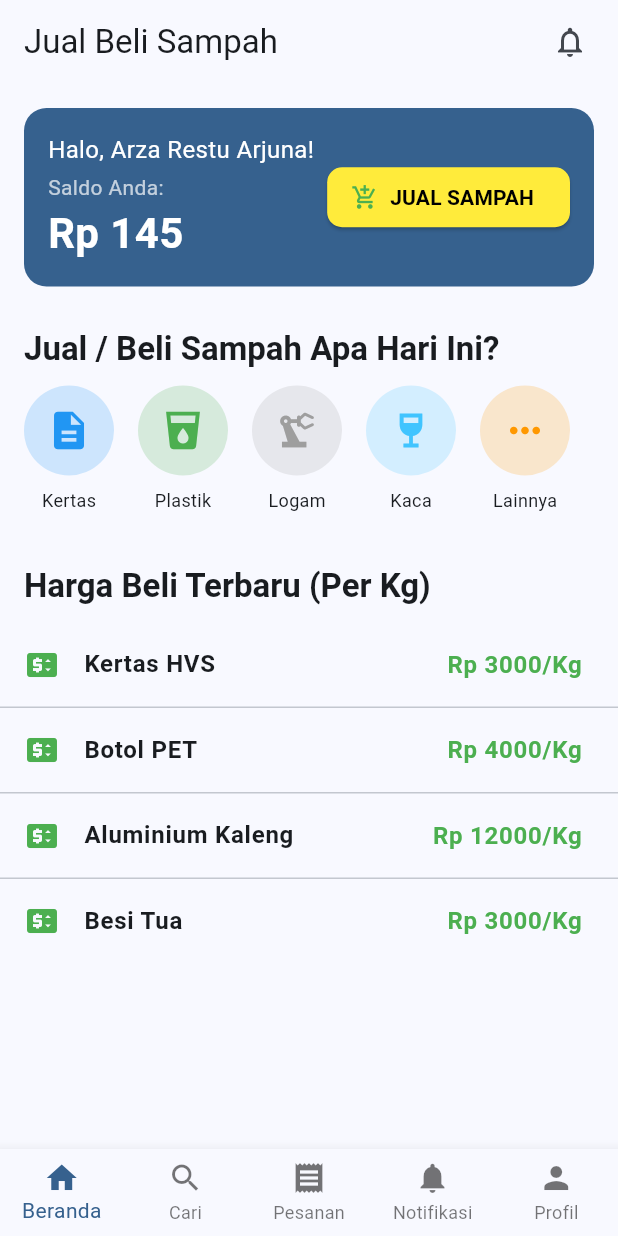
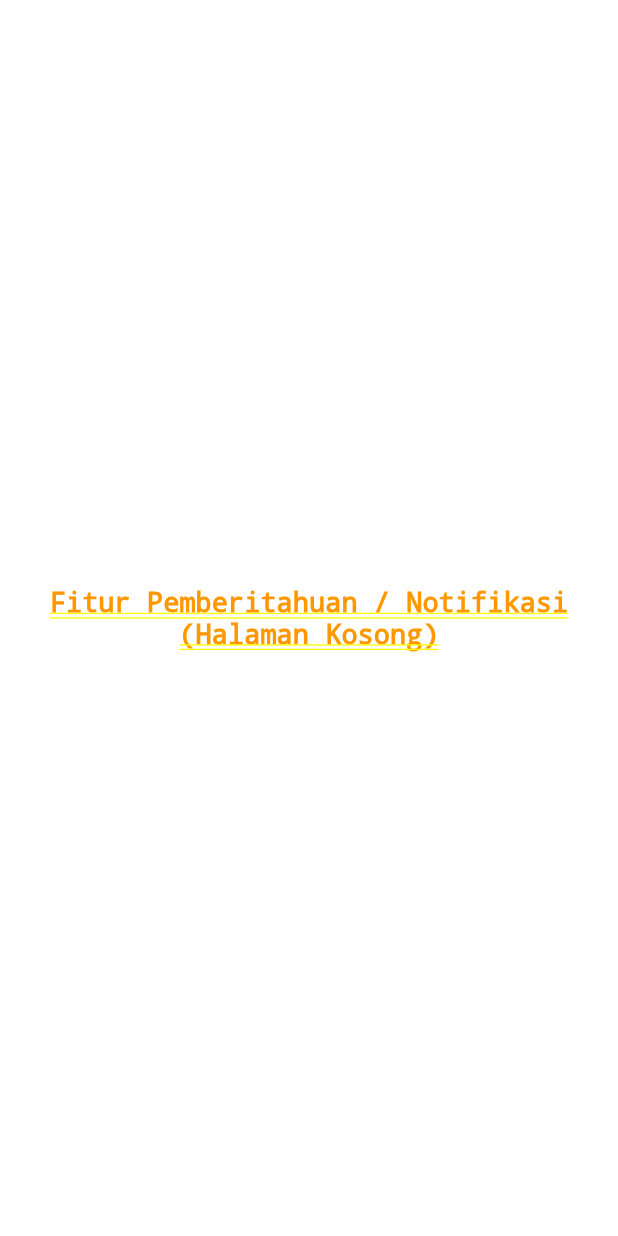
Before and after one commit to Arzaleph/ReBox_Project, a Flutter app: the screen it shows after launch, after a tap on the "notifications none" icon, on a phone screen of 412 x 824 dp. Run offline on Flutter 3.47's test engine with Material 3 defaults, Android fonts, the light colour scheme and no system bars.

Commit message:
Add beberapa fitur kosong

```diff
--- a/lib/beranda/screens/beranda_screen.dart
+++ b/lib/beranda/screens/beranda_screen.dart
@@ -1,42 +1,139 @@
 import 'package:flutter/material.dart';
 
-// Import Custom Widgets dari folder widgets/ yang akan kita buat
+// Import Widgets dari folder beranda/
 import 'package:project_pti/beranda/widgets/beranda_appbar.dart';
 import 'package:project_pti/beranda/widgets/info_saldo_widget.dart';
 import 'package:project_pti/beranda/widgets/kategori_sampah_list.dart';
 import 'package:project_pti/beranda/widgets/daftar_harga_terbaru.dart';
 
-// Catatan: Jika menggunakan State Management (Bloc/Cubit/Controller),
-// Anda akan membungkus widget ini dengan Provider/BlocBuilder.
-// Untuk contoh ini, kita asumsikan stateless dan menggunakan data dummy.
+// Import Screens dari fitur lain
+import 'package:project_pti/cari/screens/cari_screen.dart';
+import 'package:project_pti/notifikasi/screens/notifikasi_screen.dart';
+import 'package:project_pti/pesanan/screens/pesanan_screen.dart';
+import 'package:project_pti/profil/screens/profil_screen.dart';
+// --- TAMBAH IMPORT PENGATURAN ---
+import 'package:project_pti/pengaturan/screens/pengaturan_screen.dart';
 
-class BerandaScreen extends StatelessWidget {
-  const BerandaScreen({super.key});
+
+class MainScreen extends StatefulWidget {
+  const MainScreen({super.key});
+
+  @override
+  State<MainScreen> createState() => _MainScreenState();
+}
+
+class _MainScreenState extends State<MainScreen> {
+  int _selectedIndex = 0;
+
+  // 1. Daftar halaman yang akan ditampilkan di Bottom Bar
+  static final List<Widget> _widgetOptions = <Widget>[
+    const BerandaContent(),
+    const CariScreen(),
+    const PesananScreen(),
+    const NotifikasiScreen(),
+    const ProfilScreen(),
+  ];
+
+  // 2. Daftar judul untuk App Bar (kecuali Beranda)
+  static const List<String> _pageTitles = <String>[
+    'Beranda',
+    'Pencarian',
+    'Riwayat Pesanan',
+    'Pemberitahuan',
+    'Profil Saya',
+  ];
+
+  void _onItemTapped(int index) {
+    setState(() {
+      _selectedIndex = index;
+    });
+  }
 
   @override
   Widget build(BuildContext context) {
+
+    // --- LOGIKA KONDISIONAL UNTUK ACTIONS (TOMBOL KANAN ATAS) ---
+    List<Widget> appBarActions = [];
+
+    // Jika Tab Profil (Index 4) aktif, tambahkan tombol Pengaturan
+    if (_selectedIndex == 4) {
+      appBarActions = [
+        IconButton(
+          icon: const Icon(Icons.settings, color: Colors.white), // Ikon Pengaturan
+          onPressed: () {
+            // Navigasi ke halaman Pengaturan
+            Navigator.push(
+              context,
+              MaterialPageRoute(
+                builder: (context) => const PengaturanScreen(),
+              ),
+            );
+          },
+        ),
+      ];
+    }
+    // -------------------------------------------------------------------------
+
     return Scaffold(
-      // 1. App Bar Kustom (berisi Notifikasi & Lokasi)
-      appBar: const BerandaAppBar(),
+      // AppBar berubah sesuai tab
+      appBar: _selectedIndex == 0
+          ? const BerandaAppBar() // Tab Beranda: Gunakan AppBar Kustom
+          : AppBar( // Tab Lain: Gunakan AppBar Standar
+        title: Text(
+          _pageTitles[_selectedIndex],
+          style: const TextStyle(color: Colors.white), // Set warna teks putih agar kontras
+        ),
+        automaticallyImplyLeading: false,
+        backgroundColor: Theme.of(context).colorScheme.primary,
+        // PASANG ACTIONS KONDISIONAL
+        actions: appBarActions,
+      ),
 
-      // 2. Konten Utama Halaman
-      body: SingleChildScrollView(
+      // Tampilkan konten halaman yang sesuai dengan _selectedIndex
+      body: _widgetOptions.elementAt(_selectedIndex),
+
+      // Bottom Navigation Bar
+      bottomNavigationBar: BottomNavigationBar(
+        type: BottomNavigationBarType.fixed,
+        items: const [
+          BottomNavigationBarItem(icon: Icon(Icons.home), label: 'Beranda'),
+          BottomNavigationBarItem(icon: Icon(Icons.search), label: 'Cari'),
+          BottomNavigationBarItem(icon: Icon(Icons.receipt_long), label: 'Pesanan'),
+          BottomNavigationBarItem(icon: Icon(Icons.notifications), label: 'Notifikasi'),
+          BottomNavigationBarItem(icon: Icon(Icons.person), label: 'Profil'),
+        ],
+        currentIndex: _selectedIndex,
+        selectedItemColor: Theme.of(context).colorScheme.primary,
+        unselectedItemColor: Colors.grey,
+        onTap: _onItemTapped, // Logika perpindahan tab
+      ),
+    );
+  }
+}
+
+
+// --- KONTEN HALAMAN BERANDA ASLI (DIJADIKAN ISI TAB 0) ---
+// (Tidak ada perubahan di sini kecuali nama pengguna)
+class BerandaContent extends StatelessWidget {
+  const BerandaContent({super.key});
+
+  @override
+  Widget build(BuildContext context) {
+    return SingleChildScrollView(
       padding: const EdgeInsets.symmetric(vertical: 8.0),
       child: Column(
         crossAxisAlignment: CrossAxisAlignment.start,
         children: <Widget>[
-            // Widget Saldo & Tombol Utama (CTA) "Jual Sampah"
           const Padding(
             padding: EdgeInsets.symmetric(horizontal: 16.0, vertical: 8.0),
             child: InfoSaldoWidget(
               namaPengguna: 'Arza Restu Arjuna',
-                saldo: 145.000,
+              saldo: 145000,
             ),
           ),
 
           const SizedBox(height: 20),
 
-            // Judul Bagian Kategori
           Padding(
             padding: const EdgeInsets.only(left: 16.0),
             child: Text(
@@ -46,12 +143,10 @@ class BerandaScreen extends StatelessWidget {
           ),
           const SizedBox(height: 10),
 
-            // Widget Daftar Kategori Horizontal
           const KategoriSampahList(),
 
           const SizedBox(height: 30),
 
-            // Judul Bagian Harga/Listing Terbaru
           Padding(
             padding: const EdgeInsets.only(left: 16.0),
             child: Text(
@@ -61,26 +156,8 @@ class BerandaScreen extends StatelessWidget {
           ),
           const SizedBox(height: 10),
 
-            // Widget Daftar Harga/Item Terbaru (List vertikal)
           const DaftarHargaTerbaru(),
         ],
-        ),
-      ),
-
-      // 3. Navigasi Bawah (Opsional, tapi umum di aplikasi modern)
-      bottomNavigationBar: BottomNavigationBar(
-        type: BottomNavigationBarType.fixed,
-        items: const [
-          BottomNavigationBarItem(icon: Icon(Icons.home), label: 'Beranda'),
-          BottomNavigationBarItem(icon: Icon(Icons.search), label: 'Cari'),
-          BottomNavigationBarItem(icon: Icon(Icons.receipt), label: 'Pesanan'),
-          BottomNavigationBarItem(icon: Icon(Icons.notifications), label: 'Notifikasi'),
-          BottomNavigationBarItem(icon: Icon(Icons.person), label: 'Profil'),
-        ],
-        currentIndex: 0,
-        onTap: (index) {
-          // Logika navigasi ke fitur-fitur lain (Cari, Pesanan, Notifikasi, Profil)
-        },
       ),
     );
   }
--- a/lib/beranda/widgets/beranda_appbar.dart
+++ b/lib/beranda/widgets/beranda_appbar.dart
@@ -1,4 +1,7 @@
 import 'package:flutter/material.dart';
+
+import 'package:project_pti/notifikasi/screens/notifikasi_screen.dart';
+
 
 class BerandaAppBar extends StatelessWidget implements PreferredSizeWidget {
   const BerandaAppBar({super.key});
@@ -6,15 +9,26 @@ class BerandaAppBar extends StatelessWidget implements PreferredSizeWidget {
   @override
   Widget build(BuildContext context) {
     return AppBar(
-      title: const Text('Jual Beli Sampah'),
-      automaticallyImplyLeading: false, // Menghilangkan tombol back default
+      title: const Text(
+        'PROJECT PTI',
+        style: TextStyle(color: Colors.white, fontWeight: FontWeight.bold),
+      ),
+      centerTitle: false,
+      backgroundColor: Theme.of(context).colorScheme.primary,
+
       actions: [
         IconButton(
-          icon: const Icon(Icons.notifications_none),
+          icon: const Icon(Icons.notifications_none, color: Colors.white),
           onPressed: () {
-            // TODO: Navigasi ke fitur notifikasi
+            Navigator.push(
+              context,
+              MaterialPageRoute(
+                builder: (context) => const NotifikasiScreen(),
+              ),
+            );
           },
         ),
+
         const SizedBox(width: 8),
       ],
     );
--- a/lib/beranda/widgets/info_saldo_widget.dart
+++ b/lib/beranda/widgets/info_saldo_widget.dart
@@ -1,4 +1,7 @@
 import 'package:flutter/material.dart';
+
+// Import halaman tujuan dari folder pesanan/
+import 'package:project_pti/pesanan/screens/jual_sampah_screen.dart';
 
 class InfoSaldoWidget extends StatelessWidget {
   final String namaPengguna;
@@ -16,13 +19,13 @@ class InfoSaldoWidget extends StatelessWidget {
     return Container(
       padding: const EdgeInsets.all(16.0),
       decoration: BoxDecoration(
-        color: Theme.of(context).colorScheme.primary, // Menggunakan warna primer
+        color: Theme.of(context).colorScheme.primary,
         borderRadius: BorderRadius.circular(15),
       ),
       child: Row(
         mainAxisAlignment: MainAxisAlignment.spaceBetween,
         children: [
-          // Bagian Saldo
+          // Bagian Saldo (TIDAK ADA PERUBAHAN)
           Column(
             crossAxisAlignment: CrossAxisAlignment.start,
             children: [
@@ -46,10 +49,17 @@ class InfoSaldoWidget extends StatelessWidget {
             ],
           ),
 
-          // Tombol CTA
+          // Tombol CTA (PERUBAHAN ADA DI FUNGSI onPressed)
           ElevatedButton.icon(
             onPressed: () {
-              // Navigasi ke halaman "Jual Sampah" di fitur Pesanan
+              // --- LOGIKA NAVIGASI DITAMBAHKAN DI SINI ---
+              Navigator.push(
+                context,
+                MaterialPageRoute(
+                  builder: (context) => const JualSampahScreen(),
+                ),
+              );
+              // ------------------------------------------
             },
             icon: const Icon(Icons.add_shopping_cart, color: Colors.green),
             label: const Text(
@@ -57,7 +67,7 @@ class InfoSaldoWidget extends StatelessWidget {
               style: TextStyle(fontWeight: FontWeight.bold, color: Colors.black),
             ),
             style: ElevatedButton.styleFrom(
-              backgroundColor: Colors.yellow, // Warna CTA menarik
+              backgroundColor: Colors.yellow,
               shape: RoundedRectangleBorder(borderRadius: BorderRadius.circular(10)),
             ),
           ),
--- a/lib/main.dart
+++ b/lib/main.dart
@@ -18,7 +18,7 @@ class MyApp extends StatelessWidget {
         useMaterial3: true,
       ),
       // Atur halaman utama ke BerandaScreen
-      home: const BerandaScreen(),
+      home: const MainScreen(),
 
       // Atau, jika menggunakan named routes:
       // initialRoute: '/',
--- /dev/null
+++ b/lib/notifikasi/screens/notifikasi_screen.dart
@@ -0,0 +1,16 @@
+import 'package:flutter/material.dart';
+
+class NotifikasiScreen extends StatelessWidget {
+  const NotifikasiScreen({super.key});
+
+  @override
+  Widget build(BuildContext context) {
+    return const Center(
+      child: Text(
+        'Fitur Pemberitahuan / Notifikasi (Halaman Kosong)',
+        style: TextStyle(fontSize: 18, color: Colors.orange),
+        textAlign: TextAlign.center,
+      ),
+    );
+  }
+}
```
Also changed, not shown: lib/cari/screens/cari_screen.dart (added, +16 -0 lines), lib/pengaturan/screens/pengaturan_screen.dart (added, +35 -0 lines), lib/pesanan/screens/jual_sampah_screen.dart (added, +22 -0 lines), lib/pesanan/screens/pesanan_screen.dart (added, +16 -0 lines), lib/profil/screens/profil_screen.dart (added, +17 -0 lines). Lines whose indentation alone changed are shown as unchanged.
